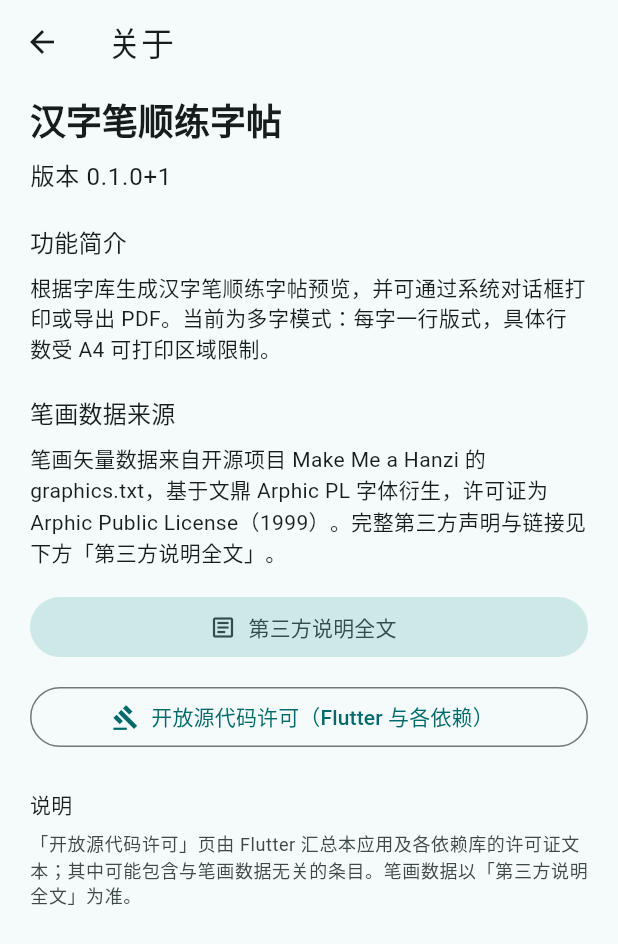
After one commit to xp84012493/handwriting-practice, a Flutter app: the screen it shows after launch, after a tap on the "info outline" icon, on a phone screen of 412 x 824 dp. The commit adds this screen. Shown: the top 944 px of the screen. Run offline on Flutter 3.47's test engine with Material 3 defaults, Android fonts, the light colour scheme and no system bars; our stand-ins replace path_drawing, pdf, printing; project files that could hold a hidden picture were left out.

Commit message:
上架清单

```diff
--- a/lib/main.dart
+++ b/lib/main.dart
@@ -1,9 +1,17 @@
+import 'package:flutter/foundation.dart';
 import 'package:flutter/material.dart';
+import 'package:flutter/services.dart';
 
 import 'src/ui/handwriting_practice_home_page.dart';
 
 void main() {
   WidgetsFlutterBinding.ensureInitialized();
+  LicenseRegistry.addLicense(() async* {
+    yield LicenseEntryWithLineBreaks(
+      <String>['hanzi_practice_engine'],
+      await rootBundle.loadString('LICENSE'),
+    );
+  });
   runApp(const HanziPracticeApp());
 }
 
--- /dev/null
+++ b/lib/src/app_build_info.dart
@@ -0,0 +1,5 @@
+/// 与商店展示、关于页一致的应用信息。
+///
+/// **发版前请与 `pubspec.yaml` 中的 `version:` 保持同步。**
+const String kAppName = '汉字笔顺练字帖';
+const String kAppVersion = '0.1.0+1';
--- /dev/null
+++ b/lib/src/ui/about_page.dart
@@ -0,0 +1,152 @@
+import 'package:flutter/material.dart';
+import 'package:flutter/services.dart';
+
+import '../app_build_info.dart';
+
+/// 关于：简介、版本、第三方数据说明、系统许可页。
+class AboutPage extends StatelessWidget {
+  const AboutPage({super.key});
+
+  void _openLicensePage(BuildContext context) {
+    showLicensePage(
+      context: context,
+      applicationName: kAppName,
+      applicationVersion: kAppVersion,
+      applicationLegalese:
+          '本应用 Dart/Flutter 源代码以 MIT License 发布（见仓库 LICENSE）。\n'
+          '笔画轮廓数据来自 Make Me a Hanzi（graphics.txt），再分发须遵守 Arphic Public License；详见应用内「第三方说明」全文。',
+    );
+  }
+
+  @override
+  Widget build(BuildContext context) {
+    final theme = Theme.of(context);
+    return Scaffold(
+      appBar: AppBar(
+        title: const Text('关于'),
+      ),
+      body: ListView(
+        padding: const EdgeInsets.fromLTRB(20, 8, 20, 24),
+        children: [
+          Text(
+            kAppName,
+            style: theme.textTheme.headlineSmall?.copyWith(
+              fontWeight: FontWeight.w600,
+            ),
+          ),
+          const SizedBox(height: 8),
+          Text('版本 $kAppVersion', style: theme.textTheme.bodyLarge),
+          const SizedBox(height: 20),
+          Text(
+            '功能简介',
+            style: theme.textTheme.titleMedium,
+          ),
+          const SizedBox(height: 8),
+          Text(
+            '根据字库生成汉字笔顺练字帖预览，并可通过系统对话框打印或导出 PDF。'
+            '当前为多字模式：每字一行版式，具体行数受 A4 可打印区域限制。',
+            style: theme.textTheme.bodyMedium?.copyWith(height: 1.45),
+          ),
+          const SizedBox(height: 20),
+          Text(
+            '笔画数据来源',
+            style: theme.textTheme.titleMedium,
+          ),
+          const SizedBox(height: 8),
+          Text(
+            '笔画矢量数据来自开源项目 Make Me a Hanzi 的 graphics.txt，'
+            '基于文鼎 Arphic PL 字体衍生，许可证为 Arphic Public License（1999）。'
+            '完整第三方声明与链接见下方「第三方说明全文」。',
+            style: theme.textTheme.bodyMedium?.copyWith(height: 1.45),
+          ),
+          const SizedBox(height: 16),
+          FilledButton.tonalIcon(
+            onPressed: () {
+              Navigator.of(context).push(
+                MaterialPageRoute<void>(
+                  builder: (context) => const _ThirdPartyNoticesViewPage(),
+                ),
+              );
+            },
+            icon: const Icon(Icons.article_outlined),
+            label: const Text('第三方说明全文'),
+          ),
+          const SizedBox(height: 12),
+          OutlinedButton.icon(
+            onPressed: () => _openLicensePage(context),
+            icon: const Icon(Icons.gavel_outlined),
+            label: const Text('开放源代码许可（Flutter 与各依赖）'),
+          ),
+          const SizedBox(height: 24),
+          Text(
+            '说明',
+            style: theme.textTheme.titleSmall,
+          ),
+          const SizedBox(height: 8),
+          Text(
+            '「开放源代码许可」页由 Flutter 汇总本应用及各依赖库的许可证文本；'
+            '其中可能包含与笔画数据无关的条目。笔画数据以「第三方说明全文」为准。',
+            style: theme.textTheme.bodySmall?.copyWith(
+              color: theme.colorScheme.onSurfaceVariant,
+              height: 1.4,
+            ),
+          ),
+        ],
+      ),
+    );
+  }
+}
+
+class _ThirdPartyNoticesViewPage extends StatefulWidget {
+  const _ThirdPartyNoticesViewPage();
+
+  @override
+  State<_ThirdPartyNoticesViewPage> createState() =>
+      _ThirdPartyNoticesViewPageState();
+}
+
+class _ThirdPartyNoticesViewPageState extends State<_ThirdPartyNoticesViewPage> {
+  late final Future<String> _load = rootBundle.loadString(
+    'THIRD_PARTY_NOTICES.md',
+  );
+
+  @override
+  Widget build(BuildContext context) {
+    return Scaffold(
+      appBar: AppBar(
+        title: const Text('第三方说明'),
+      ),
+      body: FutureBuilder<String>(
+        future: _load,
+        builder: (context, snapshot) {
+          if (snapshot.connectionState != ConnectionState.done) {
+            return const Center(child: CircularProgressIndicator());
+          }
+          if (snapshot.hasError) {
+            return Center(
+              child: Padding(
+                padding: const EdgeInsets.all(24),
+                child: Text(
+                  '无法加载 THIRD_PARTY_NOTICES.md：${snapshot.error}',
+                  textAlign: TextAlign.center,
+                ),
+              ),
+            );
+          }
+          final text = snapshot.data ?? '';
+          return SelectionArea(
+            child: SingleChildScrollView(
+              padding: const EdgeInsets.all(16),
+              child: Text(
+                text,
+                style: Theme.of(context).textTheme.bodyMedium?.copyWith(
+                      height: 1.45,
+                    ),
+              ),
+            ),
+          );
+        },
+      ),
+    );
+  }
+}
--- a/lib/src/ui/handwriting_practice_home_page.dart
+++ b/lib/src/ui/handwriting_practice_home_page.dart
@@ -4,6 +4,7 @@ import 'package:flutter/material.dart';
 
 import '../models/practice_sheet_entry.dart';
 import '../print/practice_sheet_pdf_service.dart';
+import 'about_page.dart';
 import 'a4_practice_sheet_preview.dart';
 import 'practice_sheet_controller.dart';
 
@@ -74,6 +75,17 @@ class _HandwritingPracticeHomePageState
             title: const Text('汉字笔顺字帖'),
             centerTitle: true,
             actions: [
+              IconButton(
+                tooltip: '关于',
+                icon: const Icon(Icons.info_outline),
+                onPressed: () {
+                  Navigator.of(context).push(
+                    MaterialPageRoute<void>(
+                      builder: (context) => const AboutPage(),
+                    ),
+                  );
+                },
+              ),
               IconButton(
                 tooltip: '打印 / 导出 PDF',
                 icon: const Icon(Icons.print_outlined),
--- a/pubspec.yaml
+++ b/pubspec.yaml
@@ -25,3 +25,5 @@ flutter:
   assets:
     - assets/sample_graphics.json
     - assets/hanzi_dictionary.json
+    - LICENSE
+    - THIRD_PARTY_NOTICES.md
```
Also changed, not shown: 3 other files.
